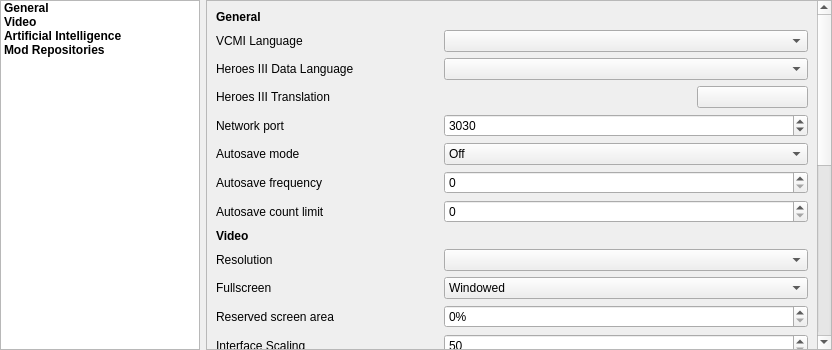
First picture: the form in launcher/settingsView/csettingsview_moc.ui, repository krs0/vcmi, before the edit.
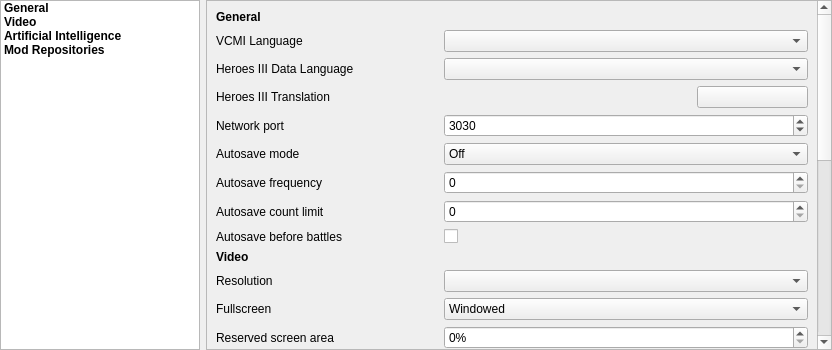
Second picture: the form after the edit.

Commit message: autosaveFrequency and autosaveBeforeBattles prepared in GUI

Diff of the .ui file:
```diff
--- a/launcher/settingsView/csettingsview_moc.ui
+++ b/launcher/settingsView/csettingsview_moc.ui
@@ -109,7 +109,7 @@
         <x>0</x>
         <y>0</y>
         <width>602</width>
-        <height>802</height>
+        <height>825</height>
        </rect>
       </property>
       <layout class="QGridLayout" name="gridLayout" columnstretch="2,0,1,1,1">
@@ -673,6 +673,20 @@
          </property>
         </widget>
        </item>
+       <item row="11" column="0">
+        <widget class="QLabel" name="labelAutosaveBeforeBattles">
+         <property name="text">
+          <string>Autosave before battles</string>
+         </property>
+        </widget>
+       </item>
+       <item row="11" column="1">
+        <widget class="QCheckBox" name="checkBoxAutosaveBeforeBattles">
+         <property name="text">
+          <string/>
+         </property>
+        </widget>
+       </item>
       </layout>
      </widget>
     </widget>
```
The commit also changes 3 other files.
